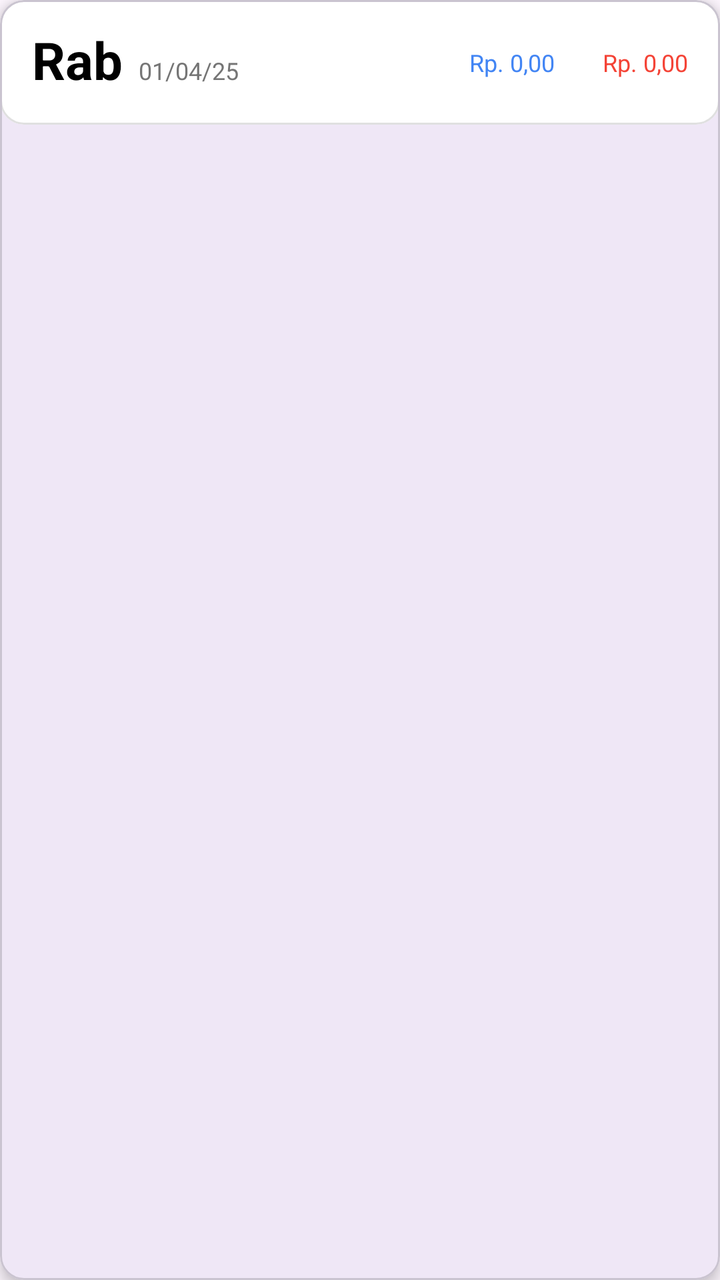
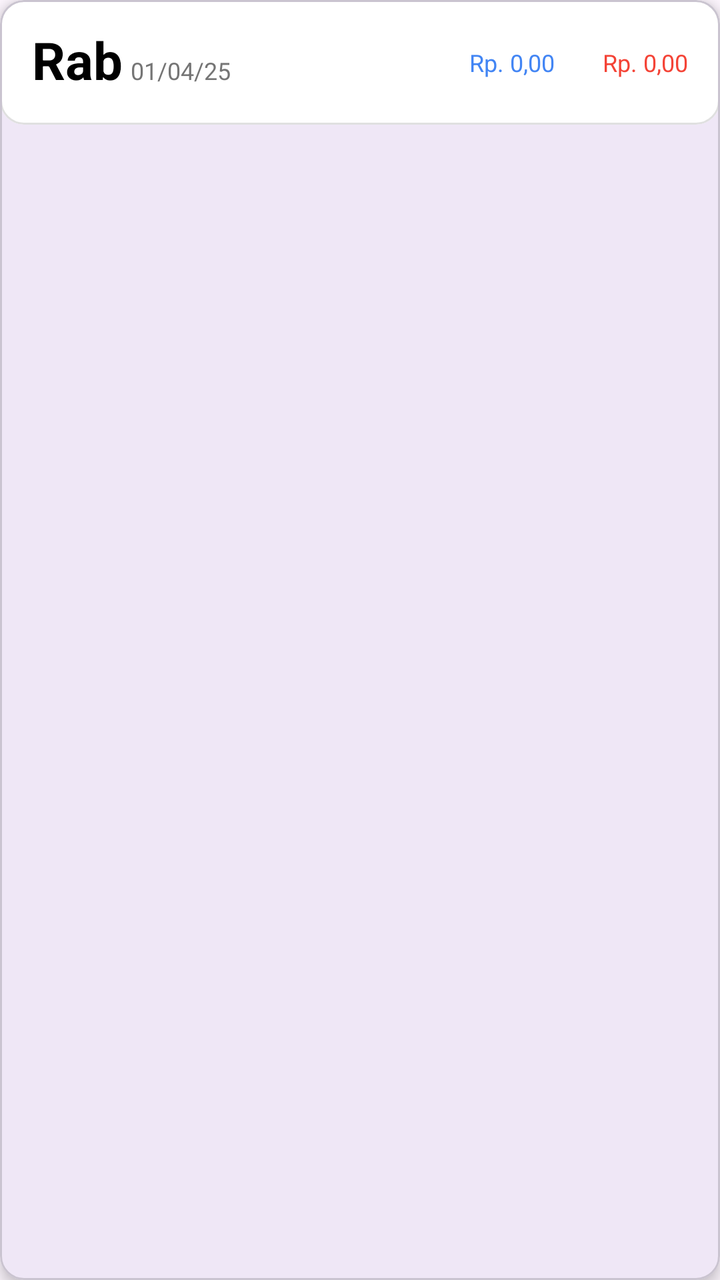

Before-and-after screenshots of an Android layout around one commit, followed by the original layout XML and the change that was made.
<!-- AndroidManifest.xml: application theme Theme.Fintrack -->
<!-- res/layout/item_transaksi_harian.xml -->
<?xml version="1.0" encoding="utf-8"?>
<com.google.android.material.card.MaterialCardView
    xmlns:android="http://schemas.android.com/apk/res/android"
    xmlns:app="http://schemas.android.com/apk/res-auto"
    android:layout_width="match_parent"
    android:layout_height="wrap_content"
    android:layout_margin="8dp"
    app:cardElevation="4dp">

    <com.google.android.material.card.MaterialCardView
        android:layout_width="match_parent"
        android:layout_height="wrap_content"
        app:cardCornerRadius="12dp"
        app:cardBackgroundColor="#FFFFFF"
        app:strokeColor="#E0E0E0"
        app:strokeWidth="1dp"
        app:cardPreventCornerOverlap="false">

        <LinearLayout
            android:layout_width="match_parent"
            android:layout_height="wrap_content"
            android:orientation="vertical">

            
            <androidx.constraintlayout.widget.ConstraintLayout
                android:id="@+id/header_container"
                android:layout_width="match_parent"
                android:layout_height="wrap_content"
                android:padding="16dp"
                android:focusable="true"
                android:background="?attr/selectableItemBackground">

                <TextView
                    android:id="@+id/tv_day"
                    android:layout_width="wrap_content"
                    android:layout_height="wrap_content"
                    android:text="Rab"
                    android:textColor="#000000"
                    android:textSize="26sp"
                    android:textStyle="bold"
                    android:includeFontPadding="false"
                    app:layout_constraintStart_toStartOf="parent"
                    app:layout_constraintTop_toTopOf="parent" />

                <TextView
                    android:id="@+id/tv_date"
                    android:layout_width="wrap_content"
                    android:layout_height="wrap_content"
                    android:layout_marginStart="8dp"
                    android:text="01/04/25"
                    android:textColor="#757575"
                    android:textSize="12sp"
                    android:includeFontPadding="false"
                    app:layout_constraintBaseline_toBaselineOf="@id/tv_day"
                    app:layout_constraintStart_toEndOf="@id/tv_day" />

                <TextView
                    android:id="@+id/tv_income"
                    android:layout_width="wrap_content"
                    android:layout_height="wrap_content"
                    android:layout_marginEnd="24dp"
                    android:text="Rp. 0,00"
                    android:textColor="#4285F4"
                    android:textSize="12sp"
                    app:layout_constraintBottom_toBottomOf="parent"
                    app:layout_constraintEnd_toStartOf="@id/tv_expense"
                    app:layout_constraintTop_toTopOf="parent" />

                <TextView
                    android:id="@+id/tv_expense"
                    android:layout_width="wrap_content"
                    android:layout_height="wrap_content"
                    android:text="Rp. 0,00"
                    android:textColor="#F44336"
                    android:textSize="12sp"
                    app:layout_constraintBottom_toBottomOf="parent"
                    app:layout_constraintEnd_toEndOf="parent"
                    app:layout_constraintTop_toTopOf="parent" />

            </androidx.constraintlayout.widget.ConstraintLayout>

            
            <LinearLayout
                android:id="@+id/expandable_container"
                android:layout_width="match_parent"
                android:layout_height="wrap_content"
                android:orientation="vertical"
                android:visibility="gone"
                android:background="#F5F5F5">

                <View
                    android:layout_width="match_parent"
                    android:layout_height="1dp"
                    android:background="#E0E0E0" />

                <androidx.recyclerview.widget.RecyclerView
                    android:id="@+id/rv_details"
                    android:layout_width="match_parent"
                    android:layout_height="wrap_content"
                    android:nestedScrollingEnabled="false"
                    android:padding="16dp" />

            </LinearLayout>

        </LinearLayout>

    </com.google.android.material.card.MaterialCardView>
</com.google.android.material.card.MaterialCardView>
<!-- resources referenced by this layout -->
<resources>
  <style name="Theme.Fintrack" parent="Base.Theme.Fintrack" />
  <style name="Base.Theme.Fintrack" parent="Theme.Material3.DayNight.NoActionBar">
          
          
          <item name="fontFamily">@font/poppins_regular</item>
      </style>
</resources>

<!-- the commit's change to res/layout/item_transaksi_harian.xml (unified diff, before → after) -->
@@ -46,11 +46,11 @@
                     android:id="@+id/tv_date"
                     android:layout_width="wrap_content"
                     android:layout_height="wrap_content"
-                    android:layout_marginStart="8dp"
+                    android:layout_marginStart="4dp"
+                    android:includeFontPadding="false"
                     android:text="01/04/25"
                     android:textColor="#757575"
                     android:textSize="12sp"
-                    android:includeFontPadding="false"
                     app:layout_constraintBaseline_toBaselineOf="@id/tv_day"
                     app:layout_constraintStart_toEndOf="@id/tv_day" />
 
